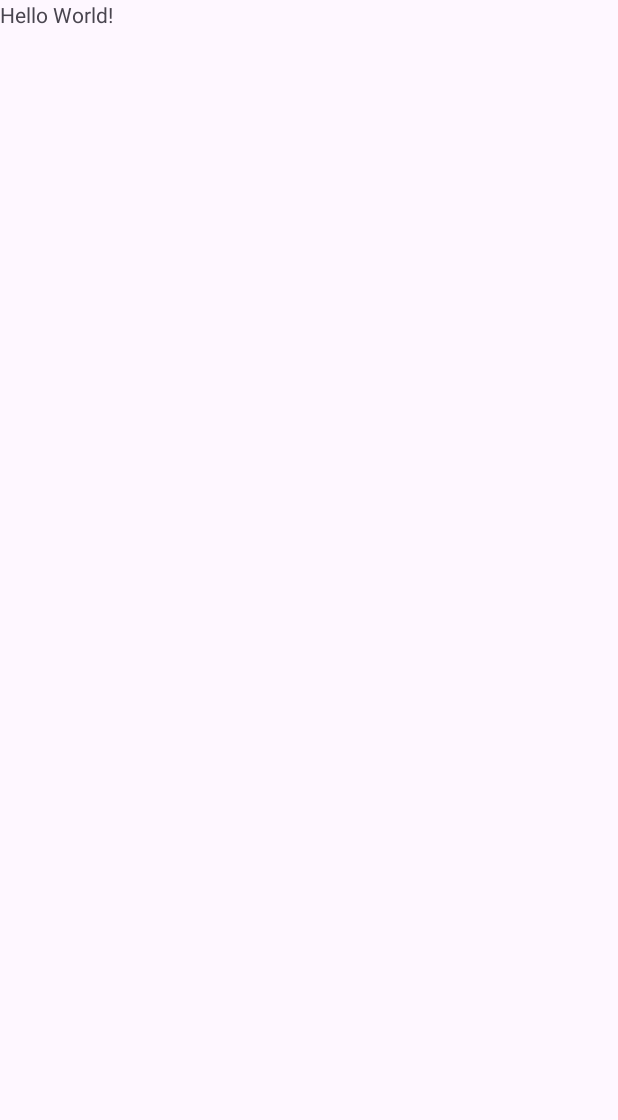
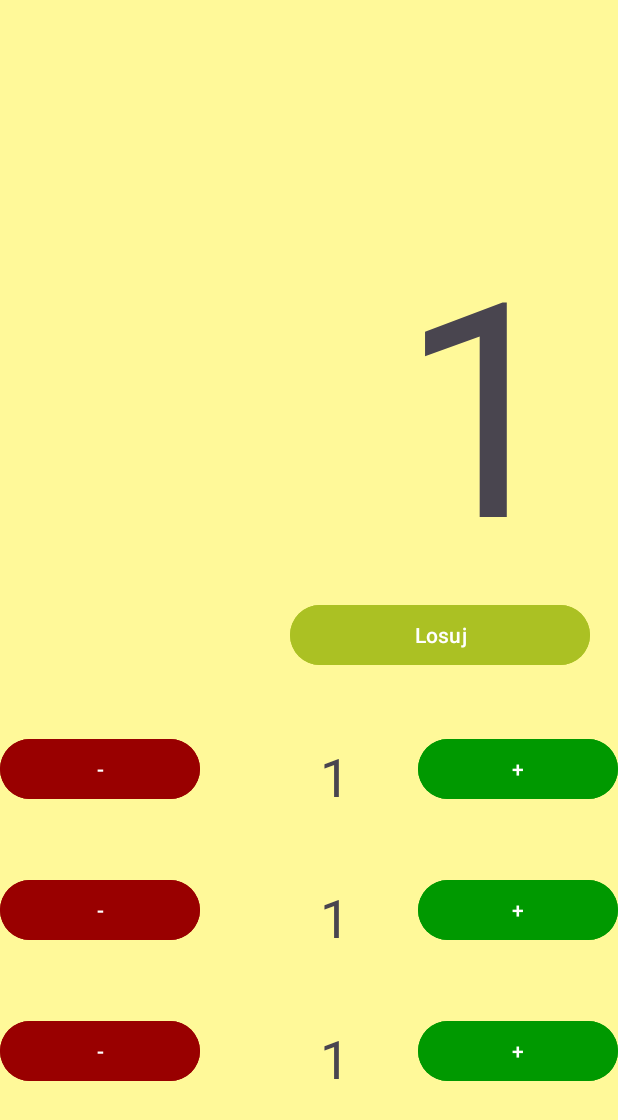
Before and after one commit to justkxcper/Kartkowka17-11-2026, an Android app: the screen it shows after launch (MainActivity), on a phone screen of 412 x 824 dp. Before the commit the part shown is almost empty. Shown: the top 1120 px of the screen. Run offline under Robolectric (Android 15) with nearby library versions, the phone set to English and light mode, and no system bars.

Commit message:
Widok aplikacji

```diff
--- a/app/src/main/res/layout/activity_main.xml
+++ b/app/src/main/res/layout/activity_main.xml
@@ -6,11 +6,126 @@
     android:layout_width="match_parent"
     android:layout_height="match_parent"
     android:orientation="vertical"
-    tools:context=".MainActivity">
+    tools:context=".MainActivity"
+    android:background="#fff999">
 
     <TextView
         android:layout_width="wrap_content"
         android:layout_height="wrap_content"
-        android:text="Hello World!" />
+        android:text="1"
+        android:textSize="200dp"
+        android:layout_marginLeft="400px"
+        android:layout_marginTop="200px"/>
+
+    <Button
+        android:id="@+id/button"
+        android:layout_width="wrap_content"
+        android:layout_height="wrap_content"
+        android:width="200dp"
+        android:layout_marginLeft="290px"
+        android:backgroundTint="#abc123"
+        android:text="Losuj" />
+
+    <LinearLayout
+        android:layout_width="match_parent"
+        android:layout_height="wrap_content"
+        android:orientation="horizontal"
+        android:layout_marginTop="50px">
+
+        <Button
+            android:id="@+id/button2"
+            android:layout_width="wrap_content"
+            android:layout_height="wrap_content"
+            android:layout_weight="1"
+            android:backgroundTint="#990000"
+            android:text="-" />
+
+        <TextView
+            android:id="@+id/textView"
+            android:layout_width="wrap_content"
+            android:layout_height="wrap_content"
+            android:layout_weight="1"
+            android:layout_marginTop="20px"
+            android:textSize="35dp"
+            android:layout_marginLeft="120px"
+            android:text="1" />
+
+        <Button
+            android:id="@+id/button3"
+            android:layout_width="wrap_content"
+            android:layout_height="wrap_content"
+            android:layout_weight="1"
+            android:backgroundTint="#009900"
+            android:text="+" />
+
+    </LinearLayout>
+
+    <LinearLayout
+        android:layout_width="match_parent"
+        android:layout_height="wrap_content"
+        android:orientation="horizontal"
+        android:layout_marginTop="50px">
+
+        <Button
+            android:id="@+id/button4"
+            android:layout_width="wrap_content"
+            android:layout_height="wrap_content"
+            android:layout_weight="1"
+            android:backgroundTint="#990000"
+            android:text="-" />
+
+        <TextView
+            android:id="@+id/textView2"
+            android:layout_width="wrap_content"
+            android:layout_height="wrap_content"
+            android:layout_weight="1"
+            android:layout_marginTop="20px"
+            android:textSize="35dp"
+            android:layout_marginLeft="120px"
+            android:text="1" />
+
+        <Button
+            android:id="@+id/button5"
+            android:layout_width="wrap_content"
+            android:layout_height="wrap_content"
+            android:layout_weight="1"
+            android:backgroundTint="#009900"
+            android:text="+" />
+
+    </LinearLayout>
+
+    <LinearLayout
+        android:layout_width="match_parent"
+        android:layout_height="wrap_content"
+        android:orientation="horizontal"
+        android:layout_marginTop="50px">
+
+        <Button
+            android:id="@+id/button6"
+            android:layout_width="wrap_content"
+            android:layout_height="wrap_content"
+            android:layout_weight="1"
+            android:backgroundTint="#990000"
+            android:text="-" />
+
+        <TextView
+            android:id="@+id/textView3"
+            android:layout_width="wrap_content"
+            android:layout_height="wrap_content"
+            android:layout_weight="1"
+            android:layout_marginTop="20px"
+            android:textSize="35dp"
+            android:layout_marginLeft="120px"
+            android:text="1" />
+
+        <Button
+            android:id="@+id/button7"
+            android:layout_width="wrap_content"
+            android:layout_height="wrap_content"
+            android:layout_weight="1"
+            android:backgroundTint="#009900"
+            android:text="+" />
+
+    </LinearLayout>
 
 </LinearLayout>
```
